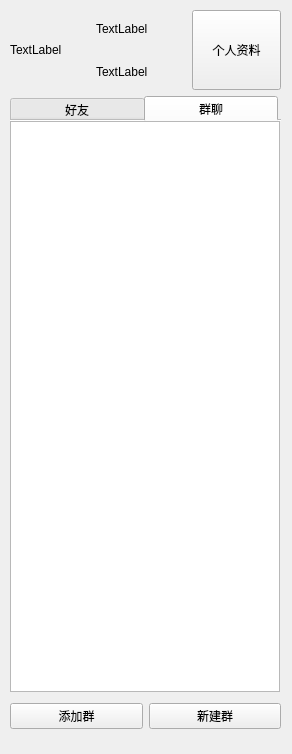
First picture: the form in ui/list.ui, repository thirdxiaozhu/network_design_client, before the edit.
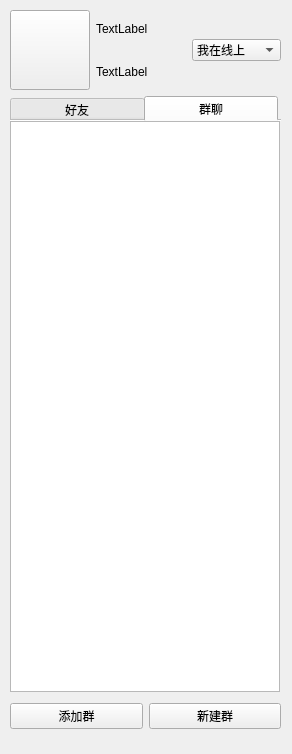
Second picture: the form after the edit.

Diff of the .ui file:
```diff
--- a/ui/list.ui
+++ b/ui/list.ui
@@ -12,14 +12,14 @@
   </property>
   <property name="minimumSize">
    <size>
-    <width>260</width>
-    <height>700</height>
+    <width>292</width>
+    <height>754</height>
    </size>
   </property>
   <property name="maximumSize">
    <size>
-    <width>100000</width>
-    <height>100000</height>
+    <width>292</width>
+    <height>754</height>
    </size>
   </property>
   <property name="windowTitle">
@@ -37,43 +37,6 @@
    <layout class="QVBoxLayout" name="verticalLayout">
     <item>
      <layout class="QHBoxLayout" name="horizontalLayout">
-      <item>
-       <widget class="QLabel" name="headsculLabel">
-        <property name="minimumSize">
-         <size>
-          <width>80</width>
-          <height>80</height>
-         </size>
-        </property>
-        <property name="maximumSize">
-         <size>
-          <width>80</width>
-          <height>80</height>
-         </size>
-        </property>
-        <property name="text">
-         <string>TextLabel</string>
-        </property>
-       </widget>
-      </item>
-      <item>
-       <layout class="QVBoxLayout" name="verticalLayout_2">
-        <item>
-         <widget class="QLabel" name="nicknameLabel">
-          <property name="text">
-           <string>TextLabel</string>
-          </property>
-         </widget>
-        </item>
-        <item>
-         <widget class="QLabel" name="signatureLabel">
-          <property name="text">
-           <string>TextLabel</string>
-          </property>
-         </widget>
-        </item>
-       </layout>
-      </item>
       <item>
        <widget class="QPushButton" name="infoButton">
         <property name="sizePolicy">
@@ -84,18 +47,70 @@
         </property>
         <property name="minimumSize">
          <size>
-          <width>0</width>
-          <height>0</height>
+          <width>80</width>
+          <height>80</height>
+         </size>
+        </property>
+        <property name="maximumSize">
+         <size>
+          <width>80</width>
+          <height>80</height>
          </size>
         </property>
         <property name="focusPolicy">
          <enum>Qt::TabFocus</enum>
         </property>
         <property name="text">
-         <string>个人资料</string>
+         <string/>
         </property>
        </widget>
       </item>
+      <item>
+       <layout class="QVBoxLayout" name="verticalLayout_2">
+        <item>
+         <widget class="QLabel" name="nicknameLabel">
+          <property name="text">
+           <string>TextLabel</string>
+          </property>
+         </widget>
+        </item>
+        <item>
+         <widget class="QLabel" name="signatureLabel">
+          <property name="text">
+           <string>TextLabel</string>
+          </property>
+         </widget>
+        </item>
+       </layout>
+      </item>
+      <item>
+       <layout class="QVBoxLayout" name="verticalLayout_4">
+        <item>
+         <widget class="QComboBox" name="statusComboBox">
+          <item>
+           <property name="text">
+            <string>我在线上</string>
+           </property>
+          </item>
+          <item>
+           <property name="text">
+            <string>忙碌中</string>
+           </property>
+          </item>
+          <item>
+           <property name="text">
+            <string>隐身</string>
+           </property>
+          </item>
+          <item>
+           <property name="text">
+            <string>离开</string>
+           </property>
+          </item>
+         </widget>
+        </item>
+       </layout>
+      </item>
      </layout>
     </item>
     <item>
```
